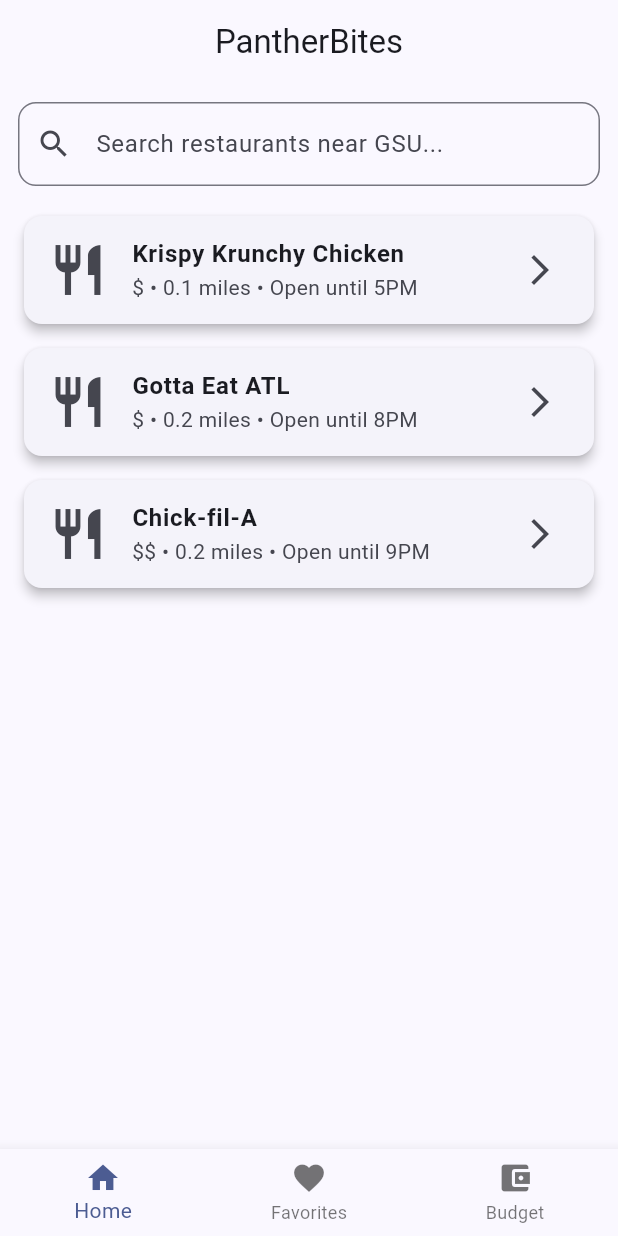
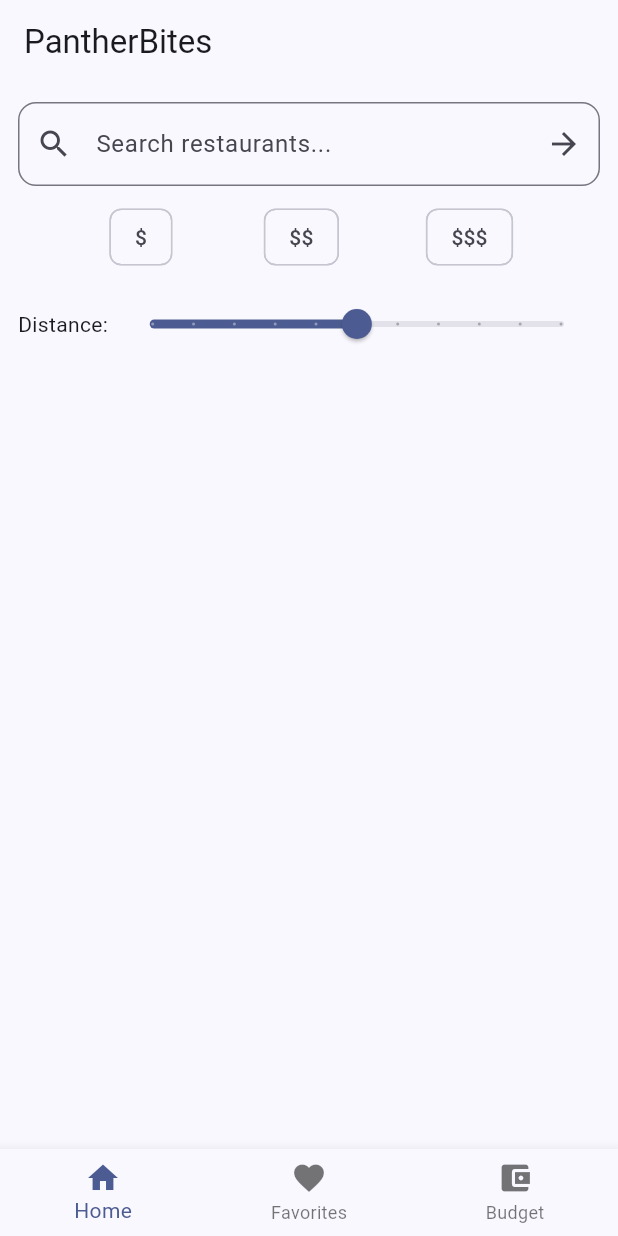
Before and after one commit to ryangpham/mad-project01, a Flutter app: the screen it shows after launch, on a phone screen of 412 x 824 dp. Run offline on Flutter 3.47's test engine with Material 3 defaults, Android fonts, the phone set to English and light mode, and no system bars; our stand-ins replace shared_preferences, sqflite_common_ffi, sqflite_common_ffi_web; accounts and stored records are empty.

Commit message:
Changed and added the homescreen search options and the search results screen. ---note the line 52 on search results  isnt displaying the .$ when filtering

```diff
--- a/lib/screens/home_screen.dart
+++ b/lib/screens/home_screen.dart
@@ -1,76 +1,120 @@
 import 'package:flutter/material.dart';
-import '../models/restaurant.dart';
-import '../widgets/restaurant_card.dart';
-import 'restaurant_details_screen.dart';
 
-class HomeScreen extends StatelessWidget {
+import '../services/preferences_service.dart';
+import 'search_results_screen.dart';
+
+class HomeScreen extends StatefulWidget {
   const HomeScreen({super.key});
 
   @override
+  State<HomeScreen> createState() => _HomeScreenState();
+}
+
+class _HomeScreenState extends State<HomeScreen> {
+  final TextEditingController _searchController = TextEditingController();
+  final PreferencesService _prefs = PreferencesService.instance;
+
+  String _selectedPrice = '';
+  double _selectedDistance = 5;
+
+  @override
+  void initState() {
+    super.initState();
+    _loadFilters();
+  }
+
+  Future<void> _loadFilters() async {
+    final price = await _prefs.getPriceFilter();
+    final distance = await _prefs.getDistanceFilter();
+
+    setState(() {
+      _selectedPrice = price ?? '';
+      _selectedDistance = distance ?? 5;
+    });
+  }
+
+  void _search() {
+    Navigator.push(
+      context,
+      MaterialPageRoute(
+        builder: (_) => SearchResultsScreen(
+          query: _searchController.text,
+          priceFilter: _selectedPrice,
+          distanceFilter: _selectedDistance,
+        ),
+      ),
+    );
+  }
+
+  void _setPriceFilter(String price) async {
+    await _prefs.savePriceFilter(price);
+    setState(() => _selectedPrice = price);
+  }
+
+  void _setDistance(double distance) async {
+    await _prefs.saveDistanceFilter(distance);
+    setState(() => _selectedDistance = distance);
+  }
+
+  @override
   Widget build(BuildContext context) {
-    final restaurants = [
-      Restaurant(
-        name: "Krispy Krunchy Chicken",
-        price: "\$",
-        distance: 0.1,
-        hours: "Open until 5PM",
-      ),
-      Restaurant(
-        name: "Gotta Eat ATL",
-        price: "\$",
-        distance: 0.2,
-        hours: "Open until 8PM",
-      ),
-      Restaurant(
-        name: "Chick-fil-A",
-        price: "\$\$",
-        distance: 0.2,
-        hours: "Open until 9PM",
-      ),
-    ];
-
     return Scaffold(
-      appBar: AppBar(title: const Text("PantherBites"), centerTitle: true),
-
-      body: Column(
-        children: [
-          //Search bar
-          Padding(
-            padding: const EdgeInsets.all(12),
-            child: TextField(
+      appBar: AppBar(title: const Text("PantherBites")),
+      body: Padding(
+        padding: const EdgeInsets.all(12),
+        child: Column(
+          children: [
+            //Search bar
+            TextField(
+              controller: _searchController,
+              onSubmitted: (_) => _search(),
               decoration: InputDecoration(
-                hintText: "Search restaurants near GSU...",
+                hintText: "Search restaurants...",
                 prefixIcon: const Icon(Icons.search),
+                suffixIcon: IconButton(
+                  icon: const Icon(Icons.arrow_forward),
+                  onPressed: _search,
+                ),
                 border: OutlineInputBorder(
                   borderRadius: BorderRadius.circular(12),
                 ),
               ),
             ),
-          ),
 
-          ///adding the list
-          Expanded(
-            child: ListView.builder(
-              itemCount: restaurants.length,
-              itemBuilder: (context, index) {
-                final restaurant = restaurants[index];
+            const SizedBox(height: 10),
 
-                return RestaurantCard(
-                  restaurant: restaurant,
-                  onTap: () {
-                    Navigator.push(
-                      context,
-                      MaterialPageRoute(
-                        builder: (_) =>
-                            RestaurantDetailsScreen(restaurant: restaurant),
-                      ),
-                    );
-                  },
+            //Filter by price
+            Row(
+              mainAxisAlignment: MainAxisAlignment.spaceEvenly,
+              children: ["\$", "\$\$", "\$\$\$"].map((price) {
+                return ChoiceChip(
+                  label: Text(price),
+                  selected: _selectedPrice == price,
+                  onSelected: (_) => _setPriceFilter(price),
                 );
-              },
+              }).toList(),
             ),
-          ),
-        ],
+
+            const SizedBox(height: 10),
+
+            //filter by distance
+            Row(
+              children: [
+                const Text("Distance: "),
+                Expanded(
+                  child: Slider(
+                    value: _selectedDistance,
+                    min: 0.5,
+                    max: 10,
+                    divisions: 10,
+                    label: "${_selectedDistance.toStringAsFixed(1)} mi",
+                    onChanged: (value) => _setDistance(value),
+                  ),
+                ),
+              ],
+            ),
+          ],
+        ),
       ),
     );
   }
```
Also changed, not shown: lib/screens/search_results_screen.dart (+72 -2 lines).
